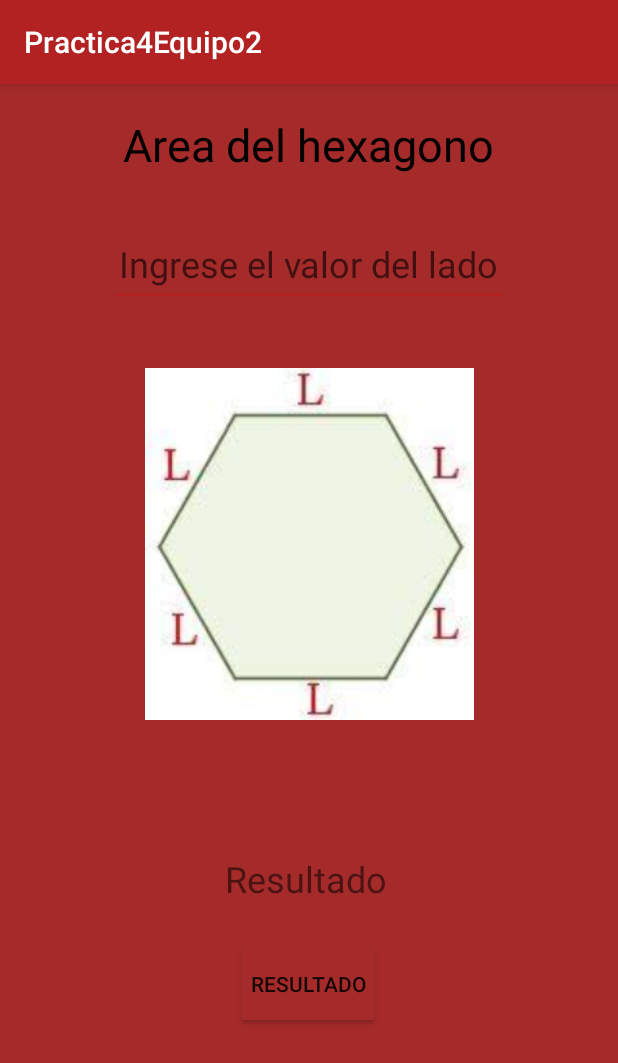
After one commit to edwincubillos24/Practica4Equipo2, an Android app: the fragment HegaxonoFragment shown on its own in the app's theme, on a phone screen of 412 x 824 dp. The commit adds this screen. Shown: the top 1063 px of the screen. Run offline under Robolectric (Android 15) with nearby library versions, the phone set to English and light mode, and no system bars; Roboto replaces fonts that are not available here.

Commit message:
Aplicación creada para hallar el area de un hexagono

```diff
--- /dev/null
+++ b/app/src/main/java/com/example/practica4equipo2/HegaxonoFragment.kt
@@ -0,0 +1,37 @@
+package com.example.practica4equipo2
+
+import android.os.Bundle
+import android.view.LayoutInflater
+import android.view.View
+import android.view.ViewGroup
+import android.widget.Button
+import android.widget.Toast
+import androidx.fragment.app.Fragment
+import kotlinx.android.synthetic.main.fragment_hegaxono.*
+import kotlin.math.sqrt
+
+class HegaxonoFragment : Fragment() {
+
+    override fun onCreateView(
+        inflater: LayoutInflater, container: ViewGroup?,
+        savedInstanceState: Bundle?
+    ): View? {
+        // Inflate the layout for this fragment
+        return inflater.inflate(R.layout.fragment_hegaxono, container, false)
+    }
+
+    override fun onViewCreated(view: View, savedInstanceState: Bundle?) {
+        super.onViewCreated(view, savedInstanceState)
+        view.findViewById<Button>(R.id.Bt_Resultado).setOnClickListener {
+            if (Ed_Lado.text.isNullOrBlank()) {
+                Toast.makeText(context, "Ingrese el valor", Toast.LENGTH_SHORT).show()
+            } else {
+                var Lado: Float = Ed_Lado.text.toString().toFloat()
+                var Apotema: Float = sqrt((Lado * Lado) - ((Lado / 2) * (Lado / 2)))
+                var Area: Float = ((6 * Lado) * Apotema) / 2
+                Tv_Respuesta.text = Area.toString()
+            }
+        }
+    }
+
+}
--- /dev/null
+++ b/app/src/main/res/layout/fragment_hegaxono.xml
@@ -0,0 +1,74 @@
+<?xml version="1.0" encoding="utf-8"?>
+<androidx.constraintlayout.widget.ConstraintLayout xmlns:android="http://schemas.android.com/apk/res/android"
+    xmlns:app="http://schemas.android.com/apk/res-auto"
+    android:layout_width="match_parent"
+    android:layout_height="match_parent"
+    android:background="@color/brown">
+
+    <TextView
+        android:id="@+id/Titulo_1"
+        android:layout_width="wrap_content"
+        android:layout_height="wrap_content"
+        android:layout_marginTop="20dp"
+        android:text="@string/Titulo_1"
+        android:textColor="@color/black"
+        android:textSize="30sp"
+        app:layout_constraintEnd_toEndOf="parent"
+        app:layout_constraintHorizontal_bias="0.496"
+        app:layout_constraintStart_toStartOf="parent"
+        app:layout_constraintTop_toTopOf="parent" />
+
+    <EditText
+        android:id="@+id/Ed_Lado"
+        android:layout_width="266dp"
+        android:layout_height="55dp"
+        android:layout_marginTop="32dp"
+        android:ems="10"
+        android:gravity="center"
+        android:hint="Ingrese el valor del lado"
+        android:inputType="numberDecimal"
+        android:textSize="24sp"
+        app:layout_constraintEnd_toEndOf="parent"
+        app:layout_constraintHorizontal_bias="0.496"
+        app:layout_constraintStart_toStartOf="parent"
+        app:layout_constraintTop_toBottomOf="@+id/Titulo_1" />
+
+    <TextView
+        android:id="@+id/Tv_Respuesta"
+        android:layout_width="wrap_content"
+        android:layout_height="wrap_content"
+        android:layout_marginTop="88dp"
+        android:gravity="center"
+        android:hint="Resultado"
+        android:text="@string/Resultado"
+        android:textSize="24sp"
+        app:layout_constraintEnd_toEndOf="parent"
+        app:layout_constraintHorizontal_bias="0.493"
+        app:layout_constraintStart_toStartOf="parent"
+        app:layout_constraintTop_toBottomOf="@+id/Image" />
+
+    <Button
+        android:id="@+id/Bt_Resultado"
+        android:layout_width="wrap_content"
+        android:layout_height="wrap_content"
+        android:layout_marginTop="30dp"
+        android:background="@color/brown"
+        android:text="Resultado"
+        app:layout_constraintEnd_toEndOf="parent"
+        app:layout_constraintHorizontal_bias="0.498"
+        app:layout_constraintStart_toStartOf="parent"
+        app:layout_constraintTop_toBottomOf="@+id/Tv_Respuesta" />
+
+    <ImageView
+        android:id="@+id/Image"
+        android:layout_width="219dp"
+        android:layout_height="237dp"
+        android:layout_marginTop="40dp"
+        android:layout_marginBottom="88dp"
+        android:src="@drawable/hexagono"
+        app:layout_constraintBottom_toTopOf="@+id/Tv_Respuesta"
+        app:layout_constraintEnd_toEndOf="parent"
+        app:layout_constraintStart_toStartOf="parent"
+        app:layout_constraintTop_toBottomOf="@+id/Ed_Lado" />
+
+</androidx.constraintlayout.widget.ConstraintLayout>
--- a/app/src/main/res/values/strings.xml
+++ b/app/src/main/res/values/strings.xml
@@ -58,4 +58,9 @@
     <string name="bt_calcular">Calcular</string>
     <string name="ingrese_lado">Ingrese lado</string>
     <string name="resultado">Resultado</string>
+    <string name="Titulo_1">Area del hexagono</string>
+    <string name="Titulo_2">Ingrese el valor del lado</string>
+    <string name="Titulo_3">Calcular</string>
+    <string name="Resultado">Resultado</string>
+
 </resources>
```
Also changed, not shown: app/src/main/res/drawable-v24/hexagono.jpg (deleted), app/src/main/res/drawable/hexagono.jpg (added).
